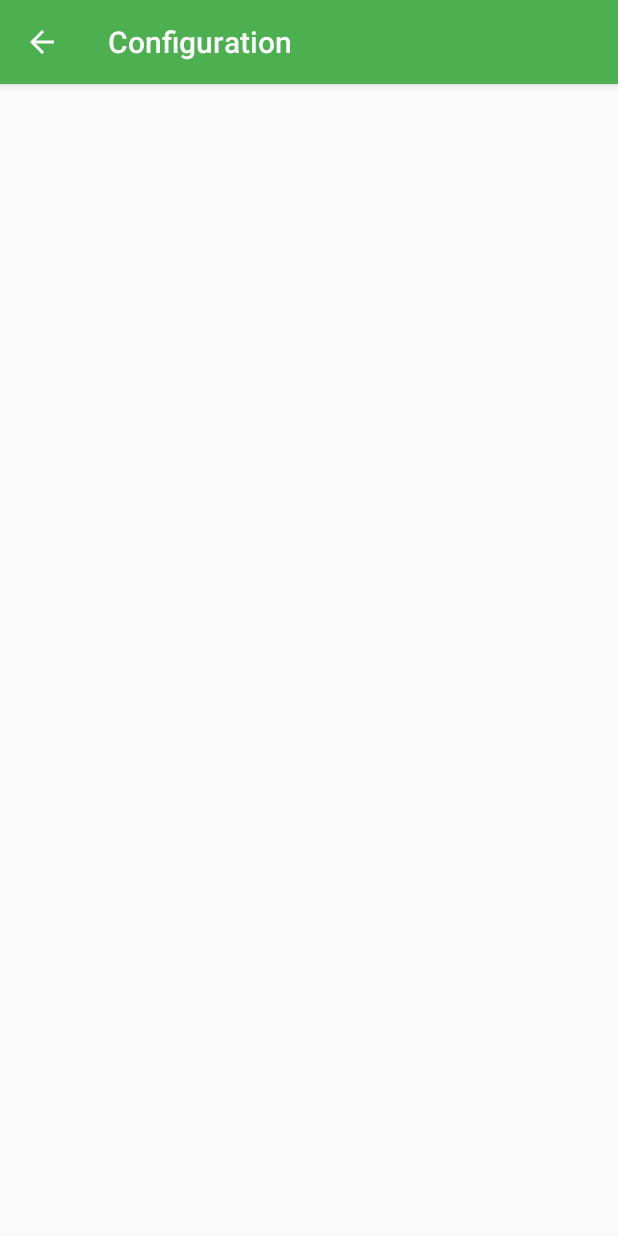
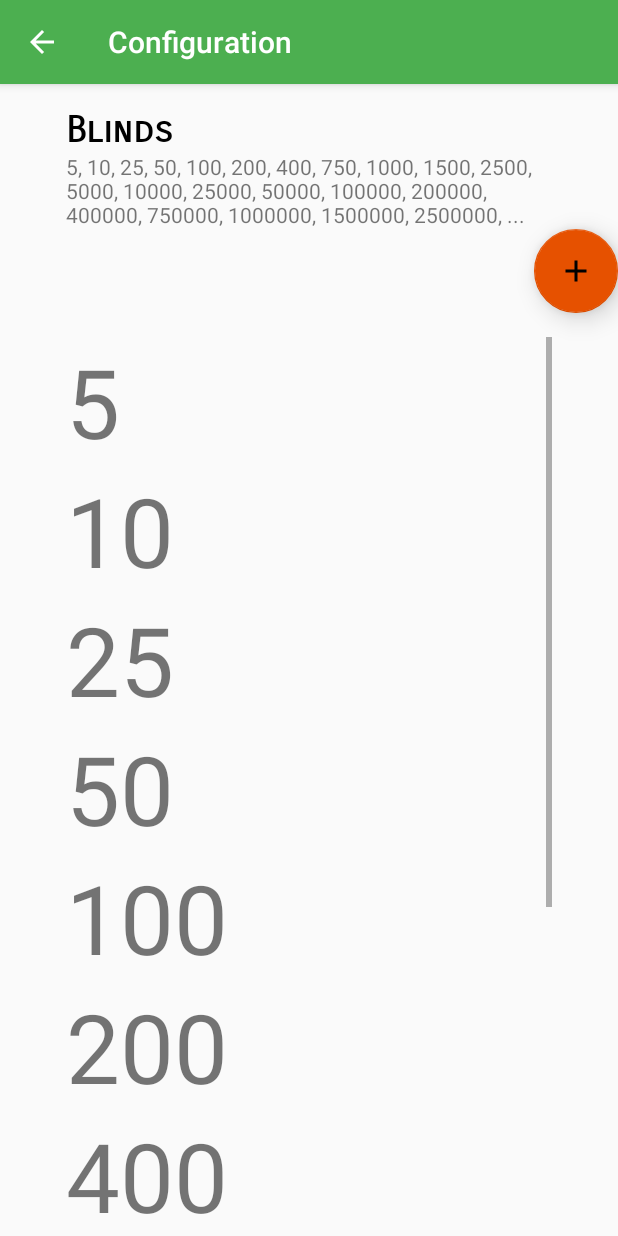
Before and after one commit to chokethenet/KillerDealer, an Android app: the BlindsConfigActivity screen opened directly, with no data from a screen before it, on a phone screen of 412 x 824 dp. Run offline under Robolectric (Android 15) with nearby library versions, the phone set to English and light mode, and no system bars.

Commit message:
Demo content for blinds config activity

```diff
--- a/app/build.gradle
+++ b/app/build.gradle
@@ -28,4 +28,5 @@ dependencies {
     compile 'com.android.support:appcompat-v7:25.3.0'
     compile 'com.android.support.constraint:constraint-layout:1.0.2'
     testCompile 'junit:junit:4.12'
+    compile 'com.android.support:design:25.3.0'
 }
--- /dev/null
+++ b/app/src/main/res/drawable/ic_add.xml
@@ -0,0 +1,4 @@
+<vector android:height="128dp" android:viewportHeight="24.0"
+    android:viewportWidth="24.0" android:width="128dp" xmlns:android="http://schemas.android.com/apk/res/android">
+    <path android:fillColor="#FF000000" android:pathData="M19,13h-6v6h-2v-6H5v-2h6V5h2v6h6v2z"/>
+</vector>
--- a/app/src/main/res/layout/activity_blinds_config.xml
+++ b/app/src/main/res/layout/activity_blinds_config.xml
@@ -1,9 +1,108 @@
 <?xml version="1.0" encoding="utf-8"?>
-<android.support.constraint.ConstraintLayout xmlns:android="http://schemas.android.com/apk/res/android"
+<LinearLayout xmlns:android="http://schemas.android.com/apk/res/android"
     xmlns:app="http://schemas.android.com/apk/res-auto"
     xmlns:tools="http://schemas.android.com/tools"
     android:layout_width="match_parent"
     android:layout_height="match_parent"
-    tools:context="net.chokethe.killerdealer.BlindsConfigActivity">
+    tools:context="net.chokethe.killerdealer.BlindsConfigActivity"
+    android:orientation="vertical">
 
-</android.support.constraint.ConstraintLayout>
+    <TextView
+        android:id="@+id/tv_blind_config"
+        android:layout_width="match_parent"
+        android:layout_height="wrap_content"
+        android:text="@string/blinds_title"
+        android:layout_marginTop="16dp"
+        android:layout_marginLeft="44dp"
+        android:layout_marginStart="44dp"
+        style="@style/KillerDealer.Text.title"/>
+
+    <TextView
+        android:id="@+id/tv_blind_result"
+        android:layout_width="match_parent"
+        android:layout_height="wrap_content"
+        style="@style/KillerDealer.Text"
+        android:layout_marginLeft="44dp"
+        android:layout_marginRight="44dp"
+        android:text="5, 10, 25, 50, 100, 200, 400, 750, 1000, 1500, 2500, 5000, 10000, 25000, 50000, 100000, 200000, 400000, 750000, 1000000, 1500000, 2500000, ..." />
+
+    <android.support.design.widget.FloatingActionButton
+        android:id="@+id/floatingActionButton"
+        android:layout_width="wrap_content"
+        android:layout_height="wrap_content"
+        android:layout_gravity="bottom|right"
+        android:clickable="true"
+        app:elevation="10dp"
+        app:fabSize="normal"
+        app:srcCompat="@drawable/ic_add" />
+
+    <ScrollView
+        android:layout_marginTop="16dp"
+        android:layout_marginLeft="44dp"
+        android:layout_marginRight="44dp"
+        android:layout_width="match_parent"
+        android:layout_height="match_parent">
+        <LinearLayout
+            android:id="@+id/sv_blinds"
+            android:layout_width="match_parent"
+            android:layout_height="wrap_content"
+            android:orientation="vertical">
+            <TextView
+                android:layout_width="match_parent"
+                android:layout_height="wrap_content"
+                style="@style/KillerDealer.Text.number"
+                android:text="5" />
+            <TextView
+                android:layout_width="match_parent"
+                android:layout_height="wrap_content"
+                style="@style/KillerDealer.Text.number"
+                android:text="10" />
+            <TextView
+                android:layout_width="match_parent"
+                android:layout_height="wrap_content"
+                style="@style/KillerDealer.Text.number"
+                android:text="25" />
+            <TextView
+                android:layout_width="match_parent"
+                android:layout_height="wrap_content"
+                style="@style/KillerDealer.Text.number"
+                android:text="50" />
+            <TextView
+                android:layout_width="match_parent"
+                android:layout_height="wrap_content"
+                style="@style/KillerDealer.Text.number"
+                android:text="100" />
+            <TextView
+                android:layout_width="match_parent"
+                android:layout_height="wrap_content"
+                style="@style/KillerDealer.Text.number"
+                android:text="200" />
+            <TextView
+                android:layout_width="match_parent"
+                android:layout_height="wrap_content"
+                style="@style/KillerDealer.Text.number"
+                android:text="400" />
+            <TextView
+                android:layout_width="match_parent"
+                android:layout_height="wrap_content"
+                style="@style/KillerDealer.Text.number"
+                android:text="750" />
+            <TextView
+                android:layout_width="match_parent"
+                android:layout_height="wrap_content"
+                style="@style/KillerDealer.Text.number"
+                android:text="1000" />
+            <TextView
+                android:layout_width="match_parent"
+                android:layout_height="wrap_content"
+                style="@style/KillerDealer.Text.number"
+                android:text="1500" />
+            <TextView
+                android:layout_width="match_parent"
+                android:layout_height="wrap_content"
+                style="@style/KillerDealer.Text.number"
+                android:text="2500" />
+        </LinearLayout>
+    </ScrollView>
+
+</LinearLayout>
```
